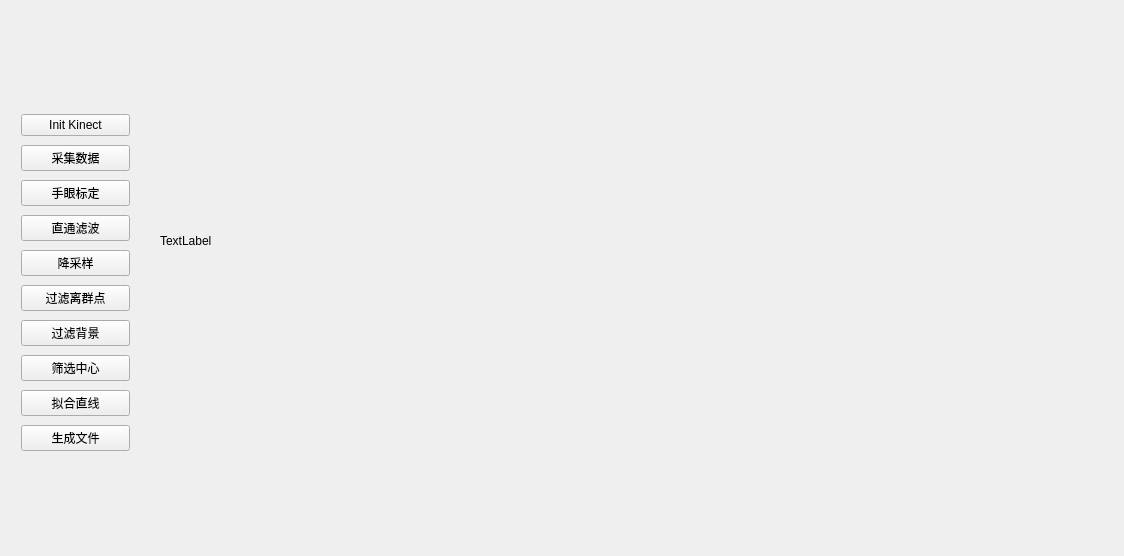
Qt form project_qt.ui (SneakyLearning/project_qt) before a commit.
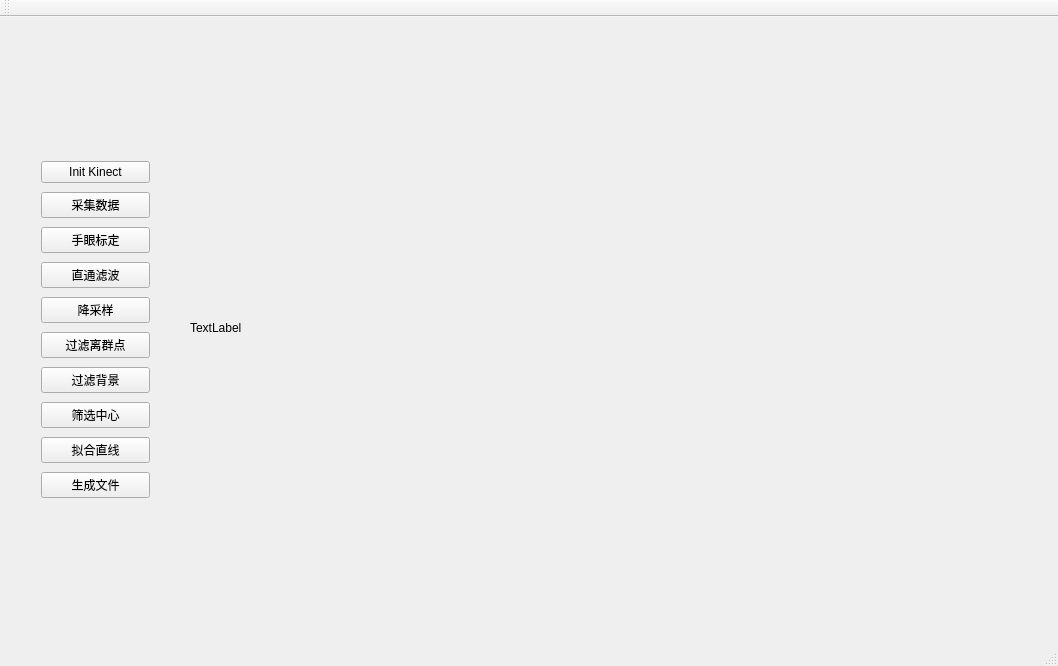
The same form after that commit. Custom widgets are drawn as their Qt base class.

What changed in the file:
```diff
--- a/project_qt.ui
+++ b/project_qt.ui
@@ -1,35 +1,26 @@
 <?xml version="1.0" encoding="UTF-8"?>
 <ui version="4.0">
  <class>project_qtClass</class>
- <widget class="QWidget" name="project_qtClass">
+ <widget class="QMainWindow" name="project_qtClass">
   <property name="geometry">
    <rect>
     <x>0</x>
     <y>0</y>
-    <width>1124</width>
-    <height>556</height>
+    <width>1058</width>
+    <height>666</height>
    </rect>
   </property>
   <property name="windowTitle">
    <string>project_qt</string>
   </property>
-  <widget class="QVTKWidget" name="qvtkWidget">
-   <property name="geometry">
-    <rect>
-     <x>680</x>
-     <y>30</y>
-     <width>431</width>
-     <height>461</height>
-    </rect>
-   </property>
-  </widget>
+  <widget class="QWidget" name="centralWidget">
   <widget class="QLabel" name="label">
    <property name="geometry">
     <rect>
-     <x>160</x>
-     <y>30</y>
-     <width>461</width>
-     <height>421</height>
+      <x>190</x>
+      <y>120</y>
+      <width>391</width>
+      <height>381</height>
     </rect>
    </property>
    <property name="text">
@@ -42,8 +33,8 @@
   <widget class="QWidget" name="verticalLayoutWidget">
    <property name="geometry">
     <rect>
-     <x>10</x>
-     <y>100</y>
+      <x>30</x>
+      <y>130</y>
      <width>131</width>
      <height>371</height>
     </rect>
@@ -121,6 +112,36 @@
     </item>
    </layout>
   </widget>
+   <widget class="QVTKWidget" name="qvtkWidget">
+    <property name="geometry">
+     <rect>
+      <x>640</x>
+      <y>100</y>
+      <width>381</width>
+      <height>411</height>
+     </rect>
+    </property>
+   </widget>
+  </widget>
+  <widget class="QMenuBar" name="menuBar">
+   <property name="geometry">
+    <rect>
+     <x>0</x>
+     <y>0</y>
+     <width>1058</width>
+     <height>23</height>
+    </rect>
+   </property>
+  </widget>
+  <widget class="QToolBar" name="mainToolBar">
+   <attribute name="toolBarArea">
+    <enum>TopToolBarArea</enum>
+   </attribute>
+   <attribute name="toolBarBreak">
+    <bool>false</bool>
+   </attribute>
+  </widget>
+  <widget class="QStatusBar" name="statusBar"/>
  </widget>
  <layoutdefault spacing="6" margin="11"/>
  <customwidgets>
```
Lines whose indentation alone changed are shown as unchanged.
